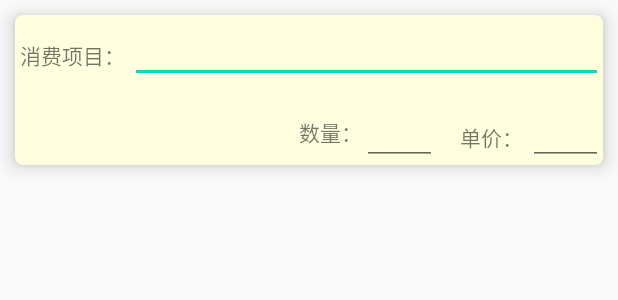
After one commit to JJerrychan/qukuailianAPP, an Android app: the layout item_consume.xml on its own in the app's theme, with its tools: preview values and no code run, on a phone screen of 412 x 824 dp. The commit adds this screen. Shown: the top 300 px of the screen. Run offline under Robolectric (Android 15) with nearby library versions, the light colour scheme and no system bars.

Commit message:
新增加结账页面中消费项目item

```diff
--- /dev/null
+++ b/app/src/main/java/com/cq/xinyupintai/Presenter/fragment/settle_fragment.java
@@ -0,0 +1,7 @@
+package com.cq.xinyupintai.Presenter.fragment;
+
+import androidx.fragment.app.Fragment;
+
+public class settle_fragment extends Fragment {
+
+}
--- a/app/src/main/res/layout/activity_boss.xml
+++ b/app/src/main/res/layout/activity_boss.xml
@@ -9,7 +9,6 @@
         android:layout_width="match_parent"
         android:layout_height="wrap_content"
         android:layout_alignParentBottom="true"
-
         android:layout_marginTop="5dp"
         app:menu="@menu/boss_memu" />
         <androidx.viewpager.widget.ViewPager
--- /dev/null
+++ b/app/src/main/res/layout/item_consume.xml
@@ -0,0 +1,72 @@
+<?xml version="1.0" encoding="utf-8"?>
+<androidx.cardview.widget.CardView
+    android:layout_width="match_parent"
+    android:layout_height="100dp"
+    android:layout_margin="10dp"
+    android:layout_gravity="center_horizontal"
+    app:cardCornerRadius="5dp"
+    app:cardElevation="8dp"
+    app:cardBackgroundColor="#FFFFE0"
+    xmlns:app="http://schemas.android.com/apk/res-auto"
+    xmlns:android="http://schemas.android.com/apk/res/android">
+
+    <RelativeLayout
+        android:layout_width="match_parent"
+        android:layout_height="match_parent">
+
+        <LinearLayout
+            android:layout_width="match_parent"
+            android:layout_height="wrap_content"
+            android:orientation="horizontal">
+
+            <TextView
+                android:id="@+id/tv_itemc1"
+                android:layout_width="wrap_content"
+                android:layout_height="wrap_content"
+                android:layout_margin="3dp"
+                android:text="消费项目：" />
+
+            <EditText
+                android:id="@+id/tv_itemc2"
+                android:layout_width="match_parent"
+                android:layout_height="wrap_content"
+                android:layout_alignParentLeft="true"
+                android:layout_alignParentTop="true"
+                android:layout_alignParentRight="true"/>
+        </LinearLayout>
+
+        <LinearLayout
+            android:layout_width="wrap_content"
+            android:layout_height="wrap_content"
+            android:orientation="horizontal"
+            android:layout_alignParentBottom="true"
+            android:layout_alignParentRight="true">
+
+            <TextView
+                android:id="@+id/tv_itemc3"
+                android:layout_width="wrap_content"
+                android:layout_height="wrap_content"
+                android:text="数量：" />
+
+            <EditText
+                android:id="@+id/tv_itemc4"
+                android:layout_width="50dp"
+                android:layout_height="wrap_content"
+                android:layout_alignRight="@id/tv_itemc3" />
+            <TextView
+                android:id="@+id/tv_itemc5"
+                android:layout_width="wrap_content"
+                android:layout_height="wrap_content"
+                android:layout_marginRight="3dp"
+                android:layout_marginBottom="3dp"
+                android:layout_marginTop="3dp"
+                android:layout_marginLeft="15dp"
+                android:text="单价：" />
+
+            <EditText
+                android:id="@+id/tv_itemc6"
+                android:layout_width="50dp"
+                android:layout_height="wrap_content"/>
+        </LinearLayout>
+    </RelativeLayout>
+</androidx.cardview.widget.CardView>
--- /dev/null
+++ b/app/src/main/res/layout/settle_fragment.xml
@@ -0,0 +1,6 @@
+<?xml version="1.0" encoding="utf-8"?>
+<androidx.constraintlayout.widget.ConstraintLayout
+    xmlns:android="http://schemas.android.com/apk/res/android" android:layout_width="match_parent"
+    android:layout_height="match_parent">
+
+</androidx.constraintlayout.widget.ConstraintLayout>
```
